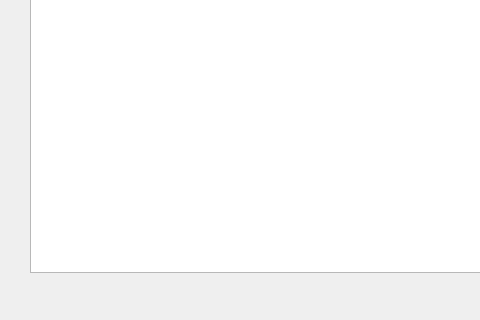
Above: resources/UI/addGrade.ui from Poom1997/gman before the change; both pictures show x 0 to 480 and y 518 to 838 of the 622 by 838 pixel window. Below: the same form after it.
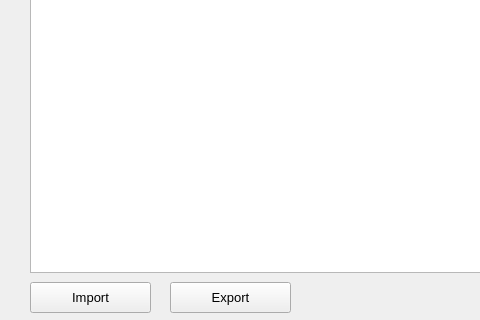
That is the form after the change.

What changed in the file:
```diff
--- a/resources/UI/addGrade.ui
+++ b/resources/UI/addGrade.ui
@@ -92,6 +92,42 @@
     <string>Back</string>
    </property>
   </widget>
+  <widget class="QPushButton" name="importButton">
+   <property name="geometry">
+    <rect>
+     <x>30</x>
+     <y>800</y>
+     <width>121</width>
+     <height>31</height>
+    </rect>
+   </property>
+   <property name="font">
+    <font>
+     <pointsize>10</pointsize>
+    </font>
+   </property>
+   <property name="text">
+    <string>Import</string>
+   </property>
+  </widget>
+  <widget class="QPushButton" name="exportButton">
+   <property name="geometry">
+    <rect>
+     <x>170</x>
+     <y>800</y>
+     <width>121</width>
+     <height>31</height>
+    </rect>
+   </property>
+   <property name="font">
+    <font>
+     <pointsize>10</pointsize>
+    </font>
+   </property>
+   <property name="text">
+    <string>Export</string>
+   </property>
+  </widget>
  </widget>
  <resources/>
  <connections/>
```
